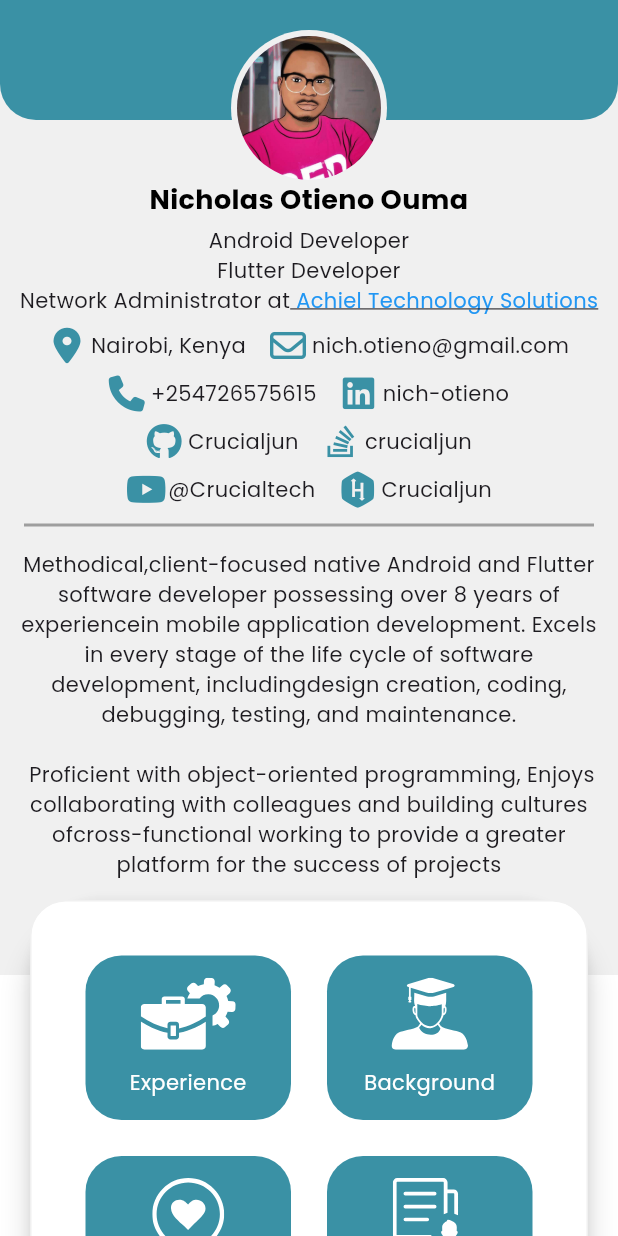
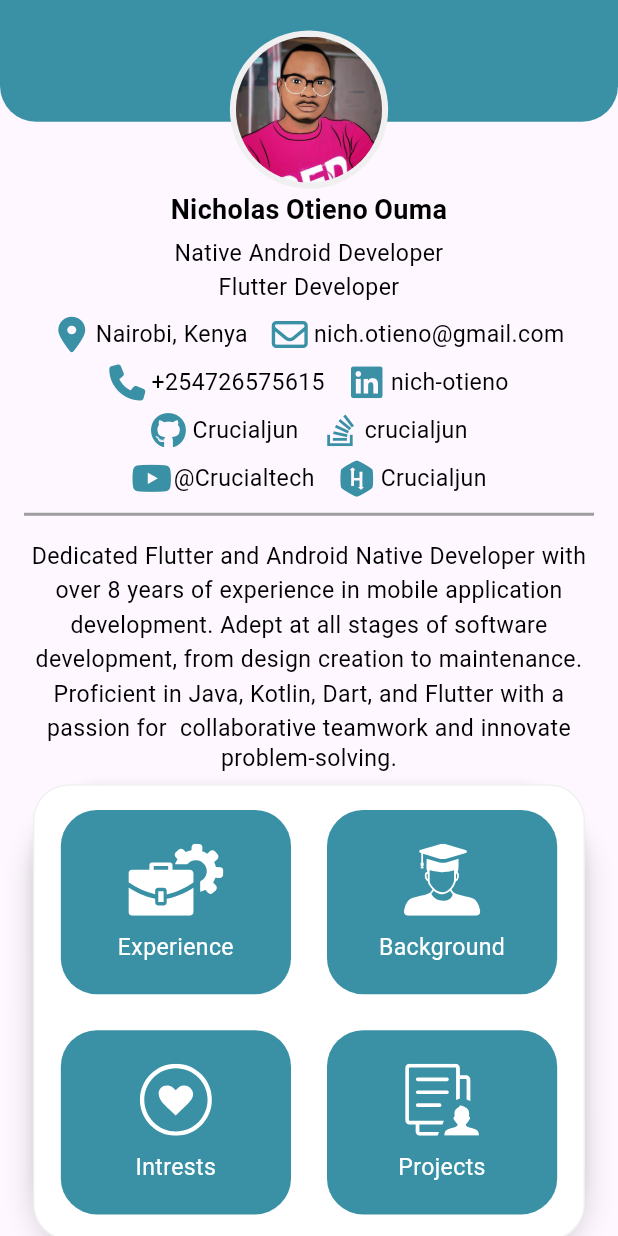
Before and after one commit to Crucialjun/flutter_cv, a Flutter app: the screen it shows after launch, on a phone screen of 412 x 824 dp. Run offline on Flutter 3.47's test engine with Material 3 defaults, Android fonts, the phone set to English and light mode, and no system bars; our stand-ins replace flutter_rating_bar, flutter_screenutil, flutter_svg, font_awesome_flutter, google_fonts, webview_flutter.

```diff
--- /dev/null
+++ b/lib/constants/app_colors.dart
@@ -0,0 +1,6 @@
+import 'package:flutter/animation.dart';
+
+class AppColors {
+  static const mainColor = Color(0xff3a91a5);
+  static const backgroundGrey = Color(0xfff0f0f0);
+}
--- /dev/null
+++ b/lib/features/home/presentation/home_screen.dart
@@ -0,0 +1,222 @@
+import 'package:flutter/material.dart';
+import 'package:flutter/services.dart';
+import 'package:flutter_cv/background_screen.dart';
+import 'package:flutter_cv/constants/app_colors.dart';
+import 'package:flutter_cv/experience_screen.dart';
+import 'package:flutter_cv/interests_screen.dart';
+import 'package:flutter_cv/portfolio_screen.dart';
+import 'package:flutter_cv/widgets/contact_item.dart';
+import 'package:flutter_cv/widgets/cv_item.dart';
+import 'package:flutter_screenutil/flutter_screenutil.dart';
+import 'package:font_awesome_flutter/font_awesome_flutter.dart';
+
+class HomeScreen extends StatelessWidget {
+  const HomeScreen({super.key});
+
+  @override
+  Widget build(BuildContext context) {
+    return Scaffold(
+      appBar: AppBar(
+        toolbarHeight: 0.0,
+        elevation: 0.0,
+        systemOverlayStyle: const SystemUiOverlayStyle(
+            statusBarColor: AppColors.mainColor,
+            statusBarIconBrightness: Brightness.light,
+            statusBarBrightness: Brightness.light),
+        backgroundColor: AppColors.mainColor,
+      ),
+      body: Column(
+        children: [
+          SizedBox(
+            height: 124.h,
+            child: Stack(
+              children: [
+                Container(
+                  height: 80.h,
+                  decoration: const BoxDecoration(
+                      color: AppColors.mainColor,
+                      borderRadius: BorderRadius.only(
+                          bottomLeft: Radius.circular(24),
+                          bottomRight: Radius.circular(24))),
+                ),
+                Positioned(
+                  left: 0,
+                  right: 0,
+                  top: 20.h,
+                  child: CircleAvatar(
+                    backgroundColor: AppColors.backgroundGrey,
+                    radius: 52.r,
+                    child: CircleAvatar(
+                      radius: 48.r,
+                      backgroundImage: const AssetImage('assets/profile.jpeg'),
+                    ),
+                  ),
+                ),
+              ],
+            ),
+          ),
+          const Text(
+            "Nicholas Otieno Ouma",
+            textAlign: TextAlign.center,
+            style: TextStyle(
+                color: Colors.black, fontSize: 18, fontWeight: FontWeight.bold),
+          ),
+          const SizedBox(
+            height: 4,
+          ),
+          const Text(
+            "Native Android Developer",
+            textAlign: TextAlign.center,
+          ),
+          const Text(
+            "Flutter Developer",
+            textAlign: TextAlign.center,
+          ),
+          const SizedBox(
+            height: 8,
+          ),
+          const Row(
+            mainAxisAlignment: MainAxisAlignment.center,
+            children: [
+              ContactItem(
+                  icon: FontAwesomeIcons.locationDot, title: "Nairobi, Kenya"),
+              SizedBox(
+                width: 16,
+              ),
+              ContactItem(
+                  icon: FontAwesomeIcons.envelope,
+                  title: "nich.otieno@gmail.com")
+            ],
+          ),
+          const SizedBox(
+            height: 8,
+          ),
+          const Row(
+            mainAxisAlignment: MainAxisAlignment.center,
+            children: [
+              ContactItem(icon: FontAwesomeIcons.phone, title: "+254726575615"),
+              SizedBox(
+                width: 16,
+              ),
+              ContactItem(
+                  icon: FontAwesomeIcons.linkedin, title: "nich-otieno"),
+            ],
+          ),
+          const SizedBox(
+            height: 8,
+          ),
+          const Row(
+            mainAxisAlignment: MainAxisAlignment.center,
+            children: [
+              ContactItem(icon: FontAwesomeIcons.github, title: "Crucialjun"),
+              SizedBox(
+                width: 16,
+              ),
+              ContactItem(
+                  icon: FontAwesomeIcons.stackOverflow, title: "crucialjun")
+            ],
+          ),
+          const SizedBox(
+            height: 8,
+          ),
+          const Row(
+            mainAxisAlignment: MainAxisAlignment.center,
+            children: [
+              ContactItem(
+                  icon: FontAwesomeIcons.youtube, title: "@Crucialtech"),
+              SizedBox(
+                width: 16,
+              ),
+              ContactItem(
+                  icon: FontAwesomeIcons.hackerrank, title: "Crucialjun")
+            ],
+          ),
+          const SizedBox(
+            height: 4,
+          ),
+          const Padding(
+            padding: EdgeInsets.only(left: 16, right: 16),
+            child: Divider(
+              thickness: 2,
+              color: Colors.grey,
+            ),
+          ),
+          const Padding(
+            padding: EdgeInsets.all(8.0),
+            child: LimitedBox(
+              child: Text(
+                "Dedicated Flutter and Android Native Developer with over 8 "
+                "years of experience in mobile application development. Adept at "
+                "all stages of software development, from design creation to maintenance. "
+                "Proficient in Java, Kotlin, Dart, and Flutter with a passion for  "
+                "collaborative teamwork and innovate problem-solving.",
+                textAlign: TextAlign.center,
+              ),
+            ),
+          ),
+          Card(
+            shape: RoundedRectangleBorder(
+              borderRadius: BorderRadius.circular(50),
+            ),
+            elevation: 8,
+            margin: EdgeInsets.symmetric(horizontal: 20.w),
+            child: Container(
+                decoration: BoxDecoration(
+                    color: Colors.white,
+                    border: Border.all(color: AppColors.backgroundGrey),
+                    borderRadius: const BorderRadius.all(Radius.circular(24))),
+                child: GridView.count(
+                  physics: const NeverScrollableScrollPhysics(),
+                  shrinkWrap: true,
+                  padding:
+                      EdgeInsets.symmetric(vertical: 16.h, horizontal: 16.w),
+                  crossAxisCount: 2,
+                  crossAxisSpacing: 24,
+                  mainAxisSpacing: 24,
+                  childAspectRatio: (1 / 0.8),
+                  //shrinkWrap: true,
+                  children: [
+                    InkWell(
+                      onTap: (() {
+                        Navigator.of(context).push(MaterialPageRoute(
+                            builder: (context) => const ExperienceScreen()));
+                      }),
+                      child: const CvItem(
+                          iconAssetPath: "assets/experience_icon.svg",
+                          title: "Experience"),
+                    ),
+                    InkWell(
+                      onTap: () {
+                        Navigator.of(context).push(MaterialPageRoute(
+                            builder: (context) => const BackgroundScreen()));
+                      },
+                      child: const CvItem(
+                          iconAssetPath: "assets/student_icon.svg",
+                          title: "Background"),
+                    ),
+                    InkWell(
+                      onTap: () {
+                        Navigator.of(context).push(MaterialPageRoute(
+                            builder: (context) => const InterestsScreen()));
+                      },
+                      child: const CvItem(
+                          iconAssetPath: "assets/intrest_icon.svg",
+                          title: "Intrests"),
+                    ),
+                    InkWell(
+                      onTap: () {
+                        Navigator.of(context).push(MaterialPageRoute(
+                            builder: (context) => const PortfolioScreen()));
+                      },
+                      child: const CvItem(
+                          iconAssetPath: "assets/portfolio_icon.svg",
+                          title: "Projects"),
+                    ),
+                  ],
+                )),
+          )
+        ],
+      ),
+    );
+  }
+}
--- a/lib/main.dart
+++ b/lib/main.dart
@@ -1,25 +1,8 @@
 import 'package:flutter/material.dart';
-import 'package:flutter_cv/main_dashboard.dart';
-import 'package:google_fonts/google_fonts.dart';
+
+import 'package:flutter_cv/my_app.dart';
+
 
 void main() {
   runApp(const MyApp());
 }
-
-class MyApp extends StatelessWidget {
-  const MyApp({super.key});
-
-  // This widget is the root of your application.
-  @override
-  Widget build(BuildContext context) {
-    return MaterialApp(
-      debugShowCheckedModeBanner: false,
-      title: 'Flutter CV',
-      theme: ThemeData(
-        primarySwatch: Colors.blue,
-        fontFamily: GoogleFonts.poppins().fontFamily,
-      ),
-      home: const MainDashboard(),
-    );
-  }
-}
--- a/lib/main_dashboard.dart
+++ b/lib/main_dashboard.dart
@@ -4,14 +4,15 @@ import 'package:flutter_cv/background_screen.dart';
 import 'package:flutter_cv/experience_screen.dart';
 import 'package:flutter_cv/interests_screen.dart';
 import 'package:flutter_cv/portfolio_screen.dart';
-import 'package:flutter_cv/utils/global_constants.dart';
-import 'package:flutter_cv/utils/main_dashboard_controller.dart';
+import 'package:flutter_cv/constants/app_colors.dart';
+
 import 'package:flutter_cv/widgets/contact_item.dart';
 import 'package:flutter_cv/widgets/cv_item.dart';
+import 'package:flutter_screenutil/flutter_screenutil.dart';
 import 'package:font_awesome_flutter/font_awesome_flutter.dart';
 
 class MainDashboard extends StatelessWidget {
-  const MainDashboard({Key? key}) : super(key: key);
+  const MainDashboard({super.key});
 
   @override
   Widget build(BuildContext context) {
@@ -20,10 +21,10 @@ class MainDashboard extends StatelessWidget {
         toolbarHeight: 0.0,
         elevation: 0.0,
         systemOverlayStyle: const SystemUiOverlayStyle(
-            statusBarColor: main_color,
+            statusBarColor: AppColors.mainColor,
             statusBarIconBrightness: Brightness.light,
             statusBarBrightness: Brightness.light),
-        backgroundColor: main_color,
+        backgroundColor: AppColors.mainColor,
       ),
       body: SafeArea(
         child: SingleChildScrollView(
@@ -33,35 +34,34 @@ class MainDashboard extends StatelessWidget {
                 height: MediaQuery.of(context).size.height,
                 color: Colors.white,
               ),
-              Container(height: 650, color: background_grey),
               Container(
-                height: 80,
+                height: 80.h,
                 decoration: const BoxDecoration(
-                    color: main_color,
+                    color: AppColors.mainColor,
                     borderRadius: BorderRadius.only(
                         bottomLeft: Radius.circular(24),
                         bottomRight: Radius.circular(24))),
               ),
-              const Positioned(
+              Positioned(
                 left: 0,
                 right: 0,
-                top: 20,
+                top: 20.h,
                 child: CircleAvatar(
-                  backgroundColor: background_grey,
-                  radius: 52,
+                  backgroundColor: AppColors.backgroundGrey,
+                  radius: 52.r,
                   child: CircleAvatar(
-                    radius: 48,
-                    backgroundImage: AssetImage('assets/profile.jpeg'),
+                    radius: 48.r,
+                    backgroundImage: const AssetImage('assets/profile.jpeg'),
                   ),
                 ),
               ),
               Positioned(
                 right: 0,
-                top: 120,
+                top: 120.h,
                 left: 0,
-                child: Column(
+                child: const Column(
                   children: [
-                    const Text(
+                    Text(
                       "Nicholas Otieno Ouma",
                       textAlign: TextAlign.center,
                       style: TextStyle(
@@ -69,46 +69,23 @@ class MainDashboard extends StatelessWidget {
                           fontSize: 18,
                           fontWeight: FontWeight.bold),
                     ),
-                    const SizedBox(
+                    SizedBox(
                       height: 4,
                     ),
-                    const Text(
-                      "Android Developer",
+                    Text(
+                      "Native Android Developer",
                       textAlign: TextAlign.center,
                     ),
-                    const Text(
+                    Text(
                       "Flutter Developer",
                       textAlign: TextAlign.center,
+                    ),
+                    SizedBox(
+                      height: 8,
                     ),
                     Row(
                       mainAxisAlignment: MainAxisAlignment.center,
                       children: [
-                        const Text(
-                          "Network Administrator at",
-                          textAlign: TextAlign.center,
-                        ),
-                        InkWell(
-                          onTap: (() {
-                            MainDashBoardController()
-                                .launchSpecifiedUrl('https://flutter.io');
-                          }),
-                          child: const Text(
-                            " Achiel Technology Solutions",
-                            textAlign: TextAlign.center,
-                            style: TextStyle(
-                                decoration: TextDecoration.underline,
-                                color: Colors.blue,
-                                fontWeight: FontWeight.w400),
-                          ),
-                        ),
-                      ],
-                    ),
-                    const SizedBox(
-                      height: 8,
-                    ),
-                    Row(
-                      mainAxisAlignment: MainAxisAlignment.center,
-                      children: const [
                         ContactItem(
                             icon: FontAwesomeIcons.locationDot,
                             title: "Nairobi, Kenya"),
@@ -120,12 +97,12 @@ class MainDashboard extends StatelessWidget {
                             title: "nich.otieno@gmail.com")
                       ],
                     ),
-                    const SizedBox(
+                    SizedBox(
                       height: 8,
                     ),
                     Row(
                       mainAxisAlignment: MainAxisAlignment.center,
-                      children: const [
+                      children: [
                         ContactItem(
                             icon: FontAwesomeIcons.phone,
                             title: "+254726575615"),
@@ -137,12 +114,12 @@ class MainDashboard extends StatelessWidget {
                             title: "nich-otieno"),
                       ],
                     ),
-                    const SizedBox(
+                    SizedBox(
                       height: 8,
                     ),
                     Row(
                       mainAxisAlignment: MainAxisAlignment.center,
-                      children: const [
+                      children: [
                         ContactItem(
                             icon: FontAwesomeIcons.github, title: "Crucialjun"),
                         SizedBox(
@@ -153,12 +130,12 @@ class MainDashboard extends StatelessWidget {
                             title: "crucialjun")
                       ],
                     ),
-                    const SizedBox(
+                    SizedBox(
                       height: 8,
                     ),
                     Row(
                       mainAxisAlignment: MainAxisAlignment.center,
-                      children: const [
+                      children: [
                         ContactItem(
                             icon: FontAwesomeIcons.youtube,
                             title: "@Crucialtech"),
@@ -170,21 +147,25 @@ class MainDashboard extends StatelessWidget {
                             title: "Crucialjun")
                       ],
                     ),
-                    const SizedBox(
+                    SizedBox(
                       height: 4,
                     ),
-                    const Padding(
+                    Padding(
                       padding: EdgeInsets.only(left: 16, right: 16),
                       child: Divider(
                         thickness: 2,
                         color: Colors.grey,
                       ),
                     ),
-                    const Padding(
+                    Padding(
                       padding: EdgeInsets.all(8.0),
                       child: LimitedBox(
                         child: Text(
-                          "Methodical,client-focused native Android and Flutter software developer possessing over 8 years of experiencein mobile application development. Excels in every stage of the life cycle of software development, includingdesign creation, coding, debugging, testing, and maintenance.\n\n Proficient with object-oriented programming, Enjoys collaborating with colleagues and building cultures ofcross-functional working to provide a greater platform for the success of projects",
+                          "Dedicated Flutter and Android Native Developer with over 8 "
+                          "years of experience in mobile application development. Adept at "
+                          "all stages of software development, from design creation to maintenance. "
+                          "Proficient in Java, Kotlin, Dart, and Flutter with a passion for  "
+                          "collaborative teamwork and innovate problem-solving.",
                           textAlign: TextAlign.center,
                         ),
                       ),
@@ -193,8 +174,8 @@ class MainDashboard extends StatelessWidget {
                 ),
               ),
               Padding(
-                  padding: const EdgeInsets.only(
-                    top: 600,
+                  padding: EdgeInsets.only(
+                    top: 400.h,
                     left: 0,
                     right: 0,
                   ),
@@ -203,11 +184,11 @@ class MainDashboard extends StatelessWidget {
                       borderRadius: BorderRadius.circular(50),
                     ),
                     elevation: 8,
-                    margin: const EdgeInsets.only(left: 20, right: 20),
+                    margin: EdgeInsets.symmetric(horizontal: 20.w),
                     child: Container(
                         decoration: BoxDecoration(
                             color: Colors.white,
-                            border: Border.all(color: background_grey),
+                            border: Border.all(color: AppColors.backgroundGrey),
                             borderRadius:
                                 const BorderRadius.all(Radius.circular(24))),
                         width: MediaQuery.of(context).size.width,
--- /dev/null
+++ b/lib/my_app.dart
@@ -0,0 +1,31 @@
+import 'package:flutter/material.dart';
+import 'package:flutter_cv/features/home/presentation/home_screen.dart';
+import 'package:flutter_cv/main_dashboard.dart';
+import 'package:flutter_screenutil/flutter_screenutil.dart';
+import 'package:google_fonts/google_fonts.dart';
+
+class MyApp extends StatelessWidget {
+  const MyApp({super.key});
+
+  // This widget is the root of your application.
+  @override
+  Widget build(BuildContext context) {
+    return ScreenUtilInit(
+        designSize: const Size(375, 812),
+        builder: (_, child) => MaterialApp(
+              debugShowCheckedModeBanner: false,
+              title: 'Flutter CV',
+              theme: ThemeData(
+                primarySwatch: Colors.blue,
+                fontFamily: GoogleFonts.poppins().fontFamily,
+                textTheme: Typography.englishLike2018.apply(
+                    fontSizeFactor: 1.sp,
+                    bodyColor: Colors.black,
+                    displayColor: Colors.black),
+              ),
+              home: const HomeScreen(
+
+              ),
+            ));
+  }
+}
--- a/lib/utils/global_constants.dart
+++ /dev/null
@@ -1,5 +0,0 @@
-import 'package:flutter/animation.dart';
-
-const main_color = Color(0xff3a91a5);
-
-const background_grey = Color(0xfff0f0f0);
--- a/lib/widgets/contact_item.dart
+++ b/lib/widgets/contact_item.dart
@@ -1,15 +1,15 @@
 import 'package:flutter/material.dart';
-import 'package:flutter_cv/utils/global_constants.dart';
+import 'package:flutter_cv/constants/app_colors.dart';
 import 'package:font_awesome_flutter/font_awesome_flutter.dart';
 
 class ContactItem extends StatelessWidget {
   final IconData icon;
   final String title;
   const ContactItem({
-    Key? key,
+    super.key,
     required this.icon,
     required this.title,
-  }) : super(key: key);
+  });
 
   @override
   Widget build(BuildContext context) {
@@ -18,7 +18,7 @@ class ContactItem extends StatelessWidget {
       children: [
         Icon(
           icon,
-          color: main_color,
+          color: AppColors.mainColor,
         ),
         const SizedBox(
           width: 4,
--- a/lib/widgets/cv_item.dart
+++ b/lib/widgets/cv_item.dart
@@ -1,15 +1,15 @@
 import 'package:flutter/material.dart';
-import 'package:flutter_cv/utils/global_constants.dart';
+import 'package:flutter_cv/constants/app_colors.dart';
 import 'package:flutter_svg/flutter_svg.dart';
 
 class CvItem extends StatelessWidget {
   final String iconAssetPath;
   final String title;
   const CvItem({
-    Key? key,
+    super.key,
     required this.iconAssetPath,
     required this.title,
-  }) : super(key: key);
+  });
 
   @override
   Widget build(BuildContext context) {
@@ -17,7 +17,7 @@ class CvItem extends StatelessWidget {
       width: 40,
       height: 40,
       decoration: BoxDecoration(
-          color: main_color, borderRadius: BorderRadius.circular(24)),
+          color: AppColors.mainColor, borderRadius: BorderRadius.circular(24)),
       child: Column(
         mainAxisAlignment: MainAxisAlignment.center,
         crossAxisAlignment: CrossAxisAlignment.center,
--- a/lib/widgets/interest_item.dart
+++ b/lib/widgets/interest_item.dart
@@ -1,5 +1,5 @@
 import 'package:flutter/material.dart';
-import 'package:flutter_cv/utils/global_constants.dart';
+import 'package:flutter_cv/constants/app_colors.dart';
 
 class InterestItem extends StatelessWidget {
   final IconData icon;
@@ -17,14 +17,14 @@ class InterestItem extends StatelessWidget {
         shadowColor: Colors.blueGrey,
         borderOnForeground: true,
         margin: const EdgeInsets.all(2),
-        surfaceTintColor: main_color,
+        surfaceTintColor: AppColors.mainColor,
         child: Padding(
           padding: const EdgeInsets.all(14.0),
           child: Row(
             children: [
               Icon(
                 icon,
-                color: main_color,
+                color: AppColors.mainColor,
                 size: 48,
               ),
               const SizedBox(
--- a/lib/widgets/skills_item.dart
+++ b/lib/widgets/skills_item.dart
@@ -1,5 +1,5 @@
 import 'package:flutter/material.dart';
-import 'package:flutter_cv/utils/global_constants.dart';
+import 'package:flutter_cv/constants/app_colors.dart';
 import 'package:flutter_rating_bar/flutter_rating_bar.dart';
 import 'package:flutter_svg/flutter_svg.dart';
 
@@ -46,7 +46,7 @@ class SkillsItem extends StatelessWidget {
                   rating: rating,
                   itemBuilder: (context, index) => const Icon(
                     Icons.star,
-                    color: main_color,
+                    color: AppColors.mainColor,
                   ),
                   itemCount: 5,
                   itemSize: 24.0,
--- a/pubspec.yaml
+++ b/pubspec.yaml
@@ -42,6 +42,7 @@ dependencies:
   flutter_svg: ^2.0.10+1
   flutter_rating_bar: ^4.0.1
   webview_flutter: ^4.0.1
+  flutter_screenutil: ^5.9.3
 
 dev_dependencies:
   flutter_test:
```
Also changed, not shown: lib/background_screen.dart (+6 -6 lines), lib/experience_screen.dart (+30 -11 lines), lib/interests_screen.dart (+5 -7 lines), assets/fine_looks_logo.png (added), assets/wiz_systems_logo.png (added), pubspec.lock, 1 other file.
